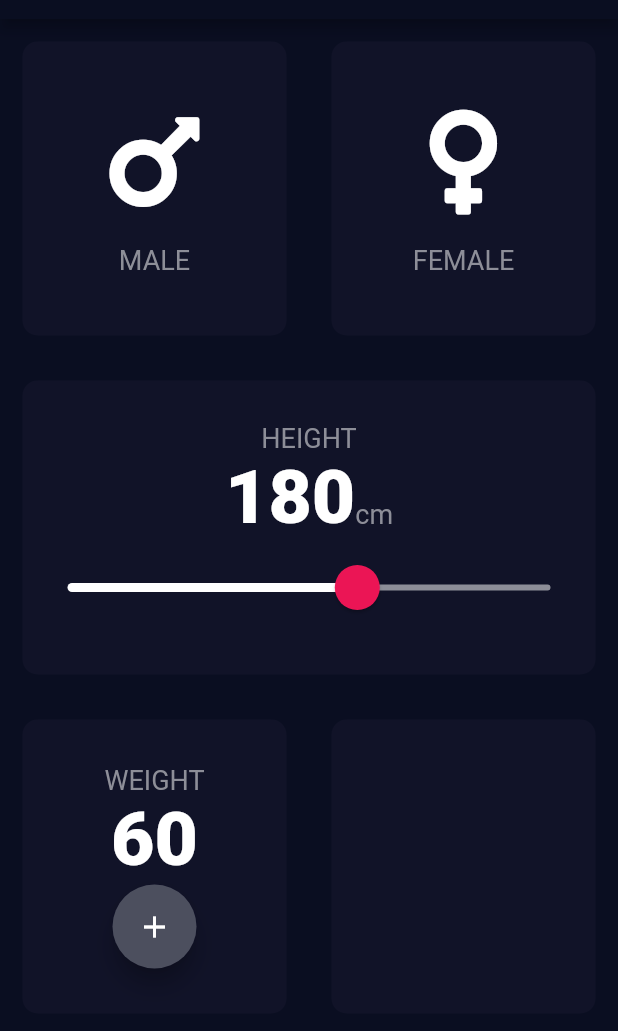
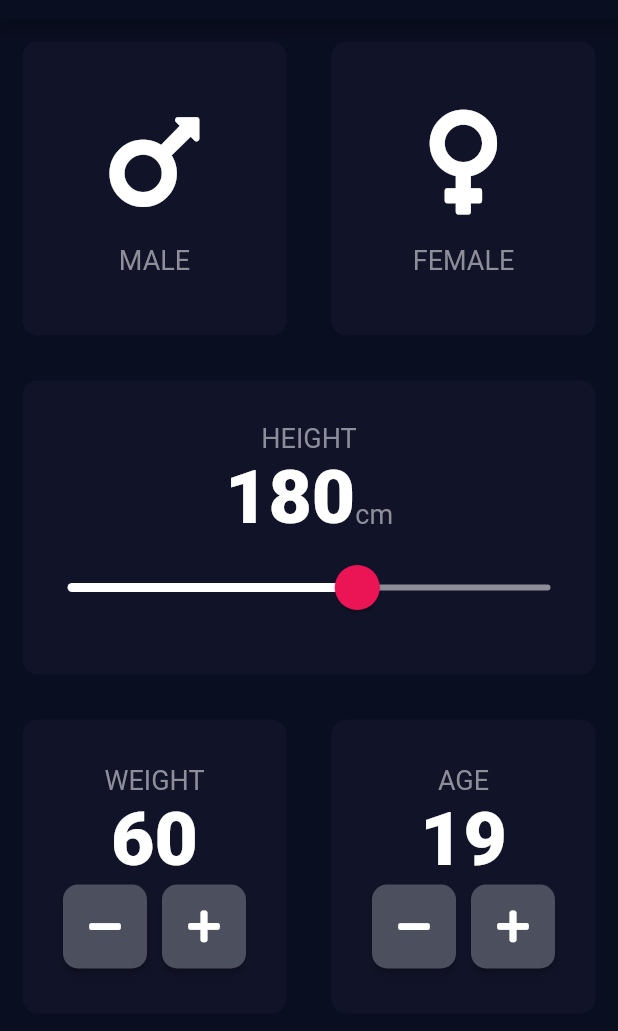
Before and after one commit to Harshal-Jaiswal/Flutter_basics, a Flutter app: the screen it shows after launch, on a phone screen of 412 x 824 dp, the part 65-1096 px from its top. Run offline on Flutter 3.47's test engine with Material 2 defaults, Android fonts, the phone set to English and light mode, and no system bars; our stand-ins replace font_awesome_flutter, rflutter_alert, shared_preferences.

```diff
--- /dev/null
+++ b/Navigation-Flutter-Demo/lib/main.dart
@@ -0,0 +1,13 @@
+import 'package:flutter/material.dart';
+import 'screen1.dart';
+
+void main() => runApp(MyApp());
+
+class MyApp extends StatelessWidget {
+  @override
+  Widget build(BuildContext context) {
+    return MaterialApp(
+      home: Screen1(),
+    );
+  }
+}
--- a/bmi-calculator-flutter/lib/input_page.dart
+++ b/bmi-calculator-flutter/lib/input_page.dart
@@ -18,6 +18,7 @@ class _InputPageState extends State<InputPage> {
   Gender selectedGender;
   int height = 180;
   int weight = 60;
+  int age = 19;
 
   // Color maleCardColour = inactiveCardColour;
   // Color femaleCardColour = inactiveCardColour;
@@ -155,21 +156,75 @@ class _InputPageState extends State<InputPage> {
                           weight.toString(),
                           style: KNumberTextStyle,
                         ),
-                        FloatingActionButton(
-                          backgroundColor: Color(0xFF4C4F5E),
-                          onPressed: () {},
-                          child: Icon(
-                            Icons.add,
-                            color: Colors.white,
-                          ),
-                        )
+                        Row(
+                          mainAxisAlignment: MainAxisAlignment.center,
+                          children: [
+                            RoundIconButton(
+                              icon: FontAwesomeIcons.minus,
+                              onPressed: () {
+                                setState(() {
+                                  weight--;
+                                });
+                              },
+                            ),
+                            SizedBox(
+                              width: 10,
+                            ),
+                            RoundIconButton(
+                              icon: FontAwesomeIcons.plus,
+                              onPressed: () {
+                                setState(() {
+                                  weight++;
+                                });
+                              },
+                            ),
+                          ],
+                        ),
                       ],
                     ),
                   ),
                 ),
                 Expanded(
-                  child: ReusableCard(colour: (kInactiveCardColour)),
-                ),
+                    child: ReusableCard(
+                  colour: (kInactiveCardColour),
+                  cardChild: Column(
+                    mainAxisAlignment: MainAxisAlignment.center,
+                    children: [
+                      Text(
+                        'AGE',
+                        style: kLabelTextStyle,
+                      ),
+                      Text(
+                        age.toString(),
+                        style: KNumberTextStyle,
+                      ),
+                      Row(
+                        mainAxisAlignment: MainAxisAlignment.center,
+                        children: [
+                          RoundIconButton(
+                            icon: FontAwesomeIcons.minus,
+                            onPressed: () {
+                              setState(() {
+                                age--;
+                              });
+                            },
+                          ),
+                          SizedBox(
+                            width: 10,
+                          ),
+                          RoundIconButton(
+                            icon: FontAwesomeIcons.plus,
+                            onPressed: () {
+                              setState(() {
+                                age++;
+                              });
+                            },
+                          ),
+                        ],
+                      ),
+                    ],
+                  ),
+                )),
               ],
             ),
           ),
@@ -184,3 +239,26 @@ class _InputPageState extends State<InputPage> {
     );
   }
 }
+
+class RoundIconButton extends StatelessWidget {
+  RoundIconButton({@required this.icon, @required this.onPressed});
+
+  final IconData icon;
+  final Function onPressed;
+
+  @override
+  Widget build(BuildContext context) {
+    return RawMaterialButton(
+      child: Icon(icon),
+      onPressed: onPressed,
+      // elevation: 6,
+      constraints: BoxConstraints.tightFor(
+        width: 56,
+        height: 56,
+      ),
+      // shape: CircleBorder(),
+      shape: RoundedRectangleBorder(borderRadius: BorderRadius.circular(10)),
+      fillColor: Color(0xFF4C4F5E),
+    );
+  }
+}
```
Also changed, not shown: Navigation-Flutter-Demo/lib/screen0.dart (added, +33 -0 lines), Navigation-Flutter-Demo/lib/screen1.dart (added, +20 -0 lines), Navigation-Flutter-Demo/lib/screen2.dart (added, +20 -0 lines), Navigation-Flutter-Demo/pubspec.yaml (added, +72 -0 lines), Navigation-Flutter-Demo/pubspec.lock (added), 54 other files.
